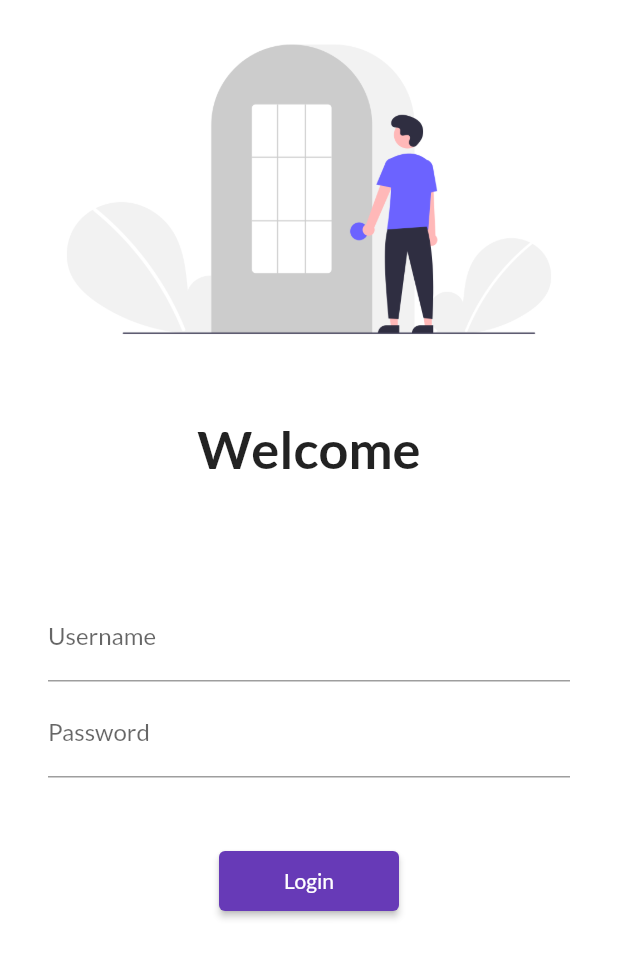
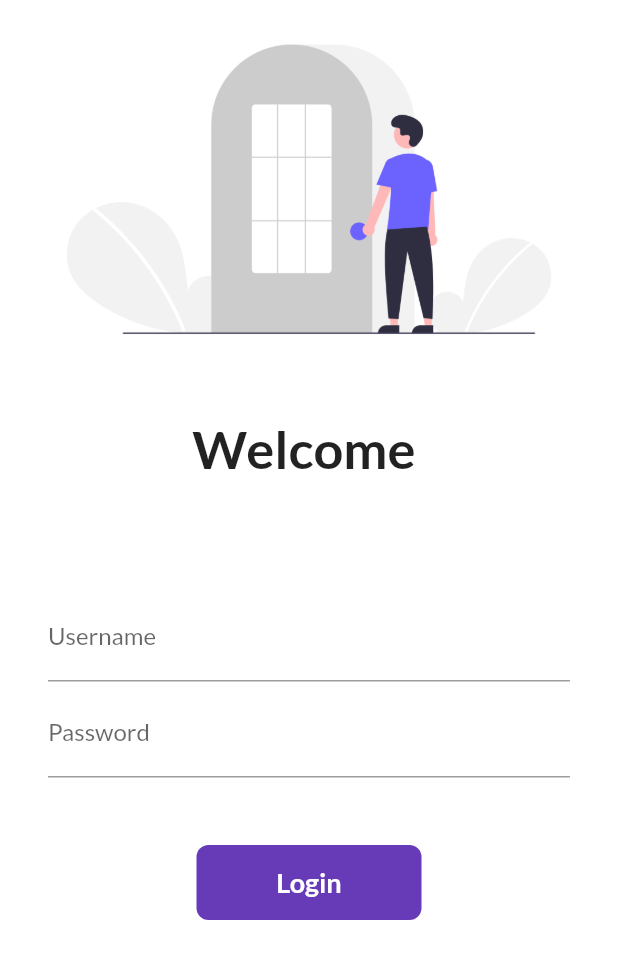
Before and after one commit to man-su-97/30DaysOf_Flutter, a Flutter app: the screen it shows after launch, on a phone screen of 412 x 824 dp. Shown: the top 959 px of the screen. Run offline on Flutter 3.47's test engine with Material 2 defaults, Android fonts, the phone set to English and light mode, and no system bars; our stand-ins replace google_fonts.

Commit message:
Day-6 Completed

```diff
--- a/lib/Pages/login_page.dart
+++ b/lib/Pages/login_page.dart
@@ -1,11 +1,19 @@
 import 'package:flutter/material.dart';
 import 'package:flutter_learn_app/utils/routes.dart';
 
-class LoginPage extends StatelessWidget {
+class LoginPage extends StatefulWidget {
+  @override
+  _LoginPageState createState() => _LoginPageState();
+}
+
+class _LoginPageState extends State<LoginPage> {
+  String name = "";
+  bool changeButton = false;
   @override
   Widget build(BuildContext context) {
     return Material(
         color: Colors.white,
+        child: SingleChildScrollView(
           child: Column(
             children: [
               Image.asset(
@@ -16,7 +24,7 @@ class LoginPage extends StatelessWidget {
                 height: 25.0,
               ),
               Text(
-              "Welcome",
+                "Welcome $name",
                 style: TextStyle(
                   fontSize: 35,
                   fontWeight: FontWeight.bold,
@@ -26,8 +34,8 @@ class LoginPage extends StatelessWidget {
                 height: 60.0,
               ),
               Padding(
-              padding:
-                  const EdgeInsets.symmetric(vertical: 16.0, horizontal: 32.0),
+                padding: const EdgeInsets.symmetric(
+                    vertical: 16.0, horizontal: 32.0),
                 child: Column(
                   children: [
                     TextFormField(
@@ -35,6 +43,10 @@ class LoginPage extends StatelessWidget {
                         hintText: "Enter Username",
                         labelText: "Username",
                       ),
+                      onChanged: (value) {
+                        name = value;
+                        setState(() {});
+                      },
                     ),
                     SizedBox(
                       height: 5.0,
@@ -49,18 +61,43 @@ class LoginPage extends StatelessWidget {
                     SizedBox(
                       height: 45.0,
                     ),
-                  ElevatedButton(
-                    child: Text("Login"),
-                    style: TextButton.styleFrom(minimumSize: Size(120, 40)),
-                    onPressed: () {
-                      Navigator.pushNamed(context, MyRoutes.homeRoute);
-                      //login page to homepage push pop..routes
+
+                    InkWell(
+                      onTap: ()async{
+                        setState(() {
+                          changeButton=true;
+                        });
+
+                        await Future.delayed(Duration(seconds: 1));
+                        Navigator.pushNamed(context,MyRoutes.homeRoute);
                     },
-                  )
+                    child: AnimatedContainer(
+                      duration: Duration(seconds: 1),
+                      width: changeButton ? 50 : 150,
+                      height: 50,
+                      alignment: Alignment.center,
+                      child:changeButton?
+                      Icon(
+                        Icons.done,color: Colors.white,
+                      ) :Text(
+                        "Login",
+                        style: TextStyle(
+                          color: Colors.white,
+                          fontWeight: FontWeight.bold,
+                          fontSize: 18),
+                        ),
+                        decoration: BoxDecoration(
+                          color: Colors.deepPurple,
+                           borderRadius:
+                           BorderRadius.circular(changeButton ? 50 : 8),
+                         ),
+                        ),
+                      ),
                     ],
                 ),
               )
             ],
+          ),
         ));
   }
 }
```
Lines whose indentation alone changed are shown as unchanged.
